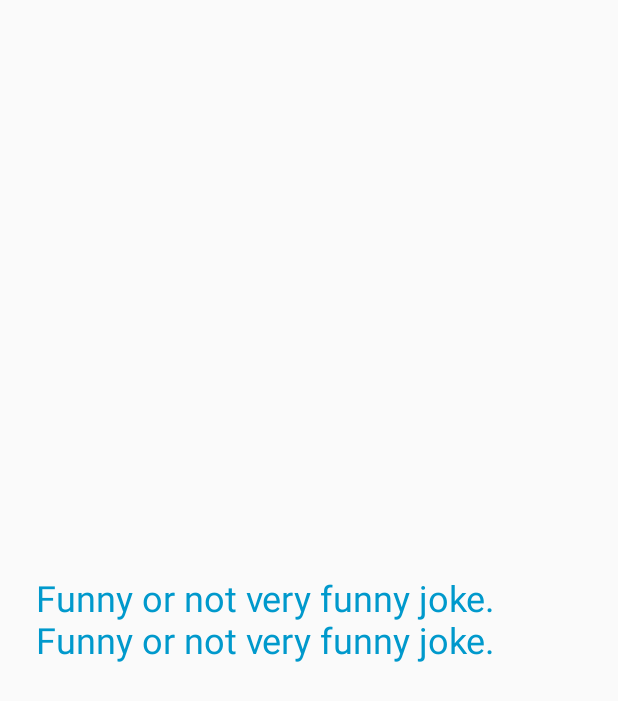
After one commit to akalinkov/build-it-bigger, an Android app: the layout activity_joke_display.xml on its own in the app's theme, with its tools: preview values and no code run, on a phone screen of 412 x 824 dp. The commit adds this screen. Shown: the top 701 px of the screen. Run offline under Robolectric (Android 15) with nearby library versions, the phone set to English and light mode, and no system bars.

Commit message:
Add Joke Visualizer Android library - Step 2

```diff
--- a/app/build.gradle
+++ b/app/build.gradle
@@ -38,6 +38,7 @@ dependencies {
     implementation fileTree(dir: 'libs', include: ['*.jar'])
     endpointsServer project(path: ':backend', configuration: 'endpoints')
     implementation project(':jokesProvider')
+    implementation project(':jokesVisualizer')
     implementation 'com.android.support:appcompat-v7:27.1.1'
     implementation 'com.google.android.gms:play-services-ads:15.0.1'
     implementation 'com.google.api-client:google-api-client:1.23.0'
--- /dev/null
+++ b/jokesVisualizer/src/main/res/layout/activity_joke_display.xml
@@ -0,0 +1,22 @@
+<?xml version="1.0" encoding="utf-8"?>
+<android.support.constraint.ConstraintLayout xmlns:android="http://schemas.android.com/apk/res/android"
+    xmlns:app="http://schemas.android.com/apk/res-auto"
+    xmlns:tools="http://schemas.android.com/tools"
+    android:layout_width="match_parent"
+    android:layout_height="match_parent"
+    tools:context=".JokeDisplayActivity">
+
+    <TextView
+        android:id="@+id/tv_joke"
+        android:layout_width="wrap_content"
+        android:layout_height="wrap_content"
+        android:padding="24dp"
+        android:textColor="@android:color/holo_blue_dark"
+        android:textSize="24sp"
+        app:layout_constraintBottom_toBottomOf="parent"
+        app:layout_constraintEnd_toEndOf="parent"
+        app:layout_constraintStart_toStartOf="parent"
+        app:layout_constraintTop_toTopOf="parent"
+        tools:text="Funny or not very funny joke. Funny or not very funny joke." />
+
+</android.support.constraint.ConstraintLayout>
--- /dev/null
+++ b/jokesVisualizer/src/main/res/values/strings.xml
@@ -0,0 +1,3 @@
+<resources>
+    <string name="app_name">Jokes Visualizer</string>
+</resources>
--- a/settings.gradle
+++ b/settings.gradle
@@ -1 +1 @@
-include ':app', ':backend', ':jokesProvider'
+include ':app', ':backend', ':jokesProvider', ':jokesVisualizer'
```
Also changed, not shown: app/src/main/java/com/udacity/gradle/builditbigger/MainActivity.java (+5 -2 lines), jokesVisualizer/build.gradle (added, +31 -0 lines), jokesVisualizer/src/main/AndroidManifest.xml (added, +9 -0 lines), jokesVisualizer/src/main/java/com/example/android/jokesvisualizer/JokeDisplayActivity.java (added, +42 -0 lines), 4 other files.
